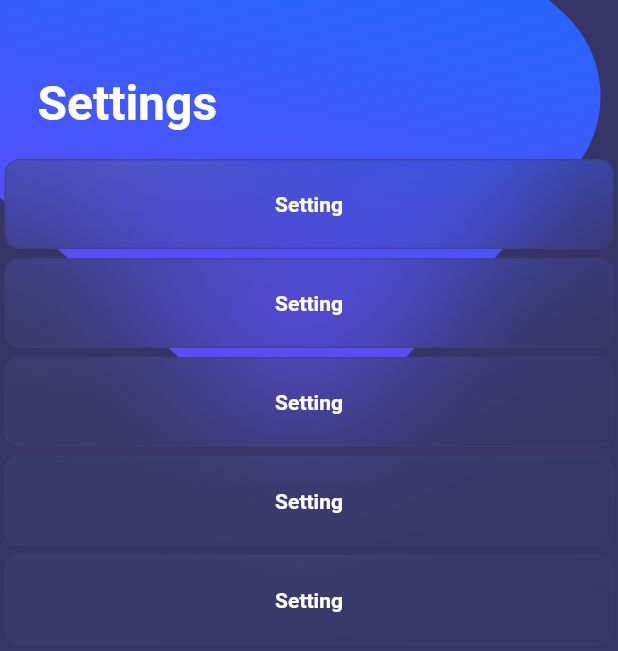
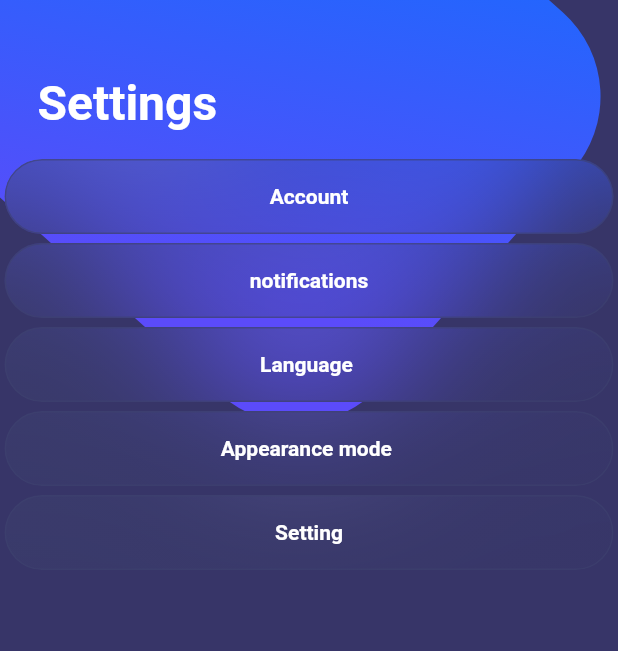
Before and after one commit to Rayanjh/I-Job, a Flutter app: the settings screen opened directly, on a phone screen of 412 x 824 dp. Shown: the top 651 px of the screen. Run offline on Flutter 3.47's test engine with Material 2 defaults, Android fonts, the phone set to English and light mode, and no system bars; drawn by our look-alikes of glass_kit; our stand-ins replace firebase_auth, firebase_core; accounts and stored records are empty.

Commit message:
editing text

```diff
--- a/lib/screens/settings.dart
+++ b/lib/screens/settings.dart
@@ -8,6 +8,7 @@ class settings extends StatelessWidget {
 
   @override
   Widget build(BuildContext context) {
+    Size size = MediaQuery.of(context).size;
     return Scaffold(
       backgroundColor: kBackgroundColor,
       body: Column(
@@ -33,12 +34,11 @@ class settings extends StatelessWidget {
                       ),
                     ),
                   ),
-                  glassList(inputText: 'Setting',onTap: () {},borderRadius: 10,),
-                  glassList(inputText: 'Setting',onTap: () {},borderRadius: 10,),
-                  glassList(inputText: 'Setting',onTap: () {},borderRadius: 10,),
-                  glassList(inputText: 'Setting',onTap: () {},borderRadius: 10,),
-                  glassList(inputText: 'Setting',onTap: () {},borderRadius: 10,),
-
+                  glassList(inputText: 'Account',onTap: () {}),
+                  glassList(inputText: 'notifications',onTap: () {}),
+                  glassList(inputText: 'Language ',onTap: () {}),
+                  glassList(inputText: 'Appearance mode ',onTap: () {}),
+                  glassList(inputText: 'Setting',onTap: () {}),
                 ],
               ),
             ],
--- a/lib/widget/glassList.dart
+++ b/lib/widget/glassList.dart
@@ -4,11 +4,9 @@ import 'package:i_job/material/colors.dart';
 
 class glassList extends StatelessWidget {
   final String inputText;
-  final double borderRadius;
   VoidCallback? onTap;
   glassList({Key? key,
     required this.inputText,
-    required this.borderRadius,
     this.onTap}) : super(key: key);
 
   @override
@@ -23,7 +21,7 @@ class glassList extends StatelessWidget {
             color: Colors.white,
           ),
         ),
-        height: 60,
+        height: 50,
         width: double.infinity,
         gradient: LinearGradient(
           colors: [
@@ -45,7 +43,7 @@ class glassList extends StatelessWidget {
           stops: [0.0, 0.39, 0.40, 1.0],
         ),
         blur: 40,
-        borderRadius: BorderRadius.circular(borderRadius),
+        borderRadius: BorderRadius.circular(25),
         borderWidth: 1.0,
         elevation: 3.0,
         shadowColor: kmenuBackgroundColor.withOpacity(0.20),
```
